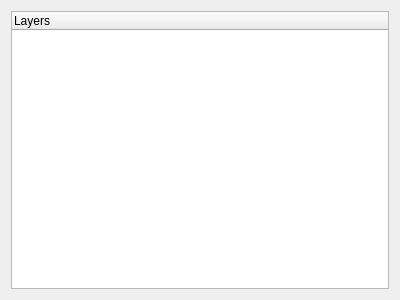
Before: the Qt Designer form volume-cartographer/apps/VC3D/opslist.ui in SuperOptimizer/villa, drawn with Qt 5.
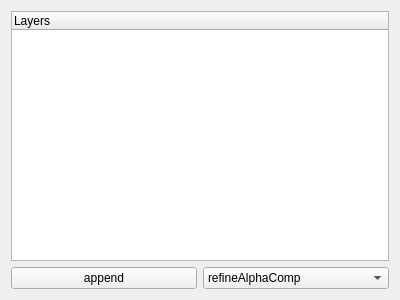
After: the same form once the commit is applied.

Commit message: alpha comp demo

```diff
--- a/volume-cartographer/apps/VC3D/opslist.ui
+++ b/volume-cartographer/apps/VC3D/opslist.ui
@@ -26,6 +26,26 @@
      </column>
     </widget>
    </item>
+   <item row="3" column="0">
+    <layout class="QHBoxLayout" name="horizontalLayout">
+     <item>
+      <widget class="QPushButton" name="pushAppendOp">
+       <property name="text">
+        <string>append</string>
+       </property>
+      </widget>
+     </item>
+     <item>
+      <widget class="QComboBox" name="comboOp">
+       <item>
+        <property name="text">
+         <string>refineAlphaComp</string>
+        </property>
+       </item>
+      </widget>
+     </item>
+    </layout>
+   </item>
   </layout>
  </widget>
  <resources/>
```
The commit also changes 6 other files.
